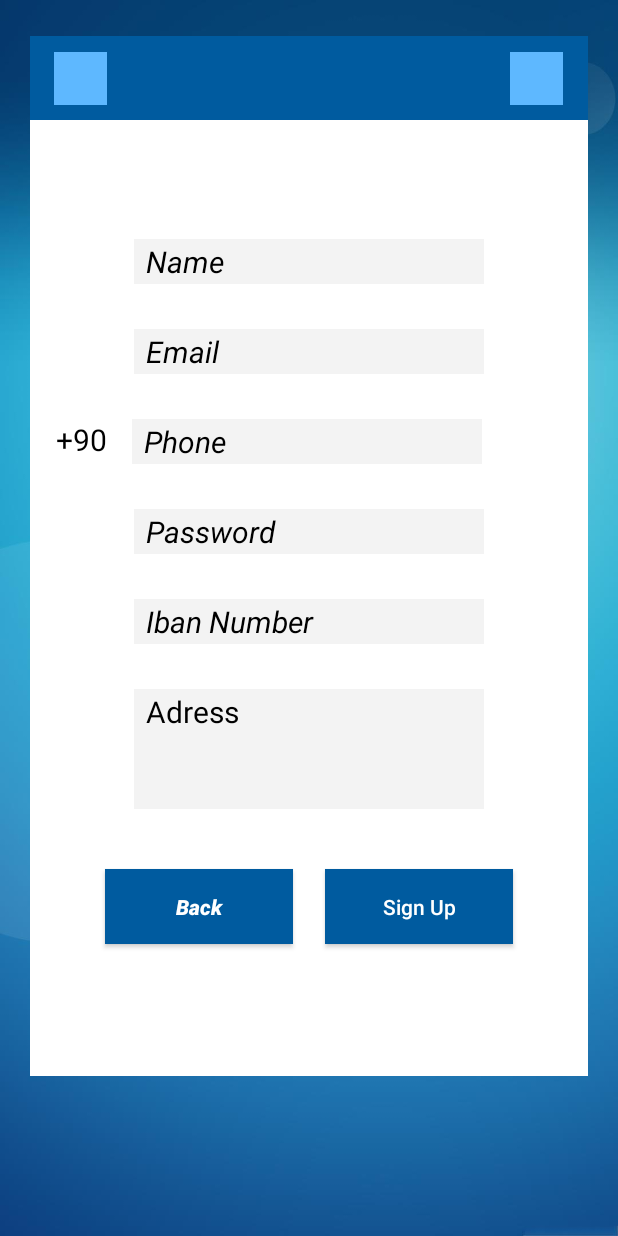
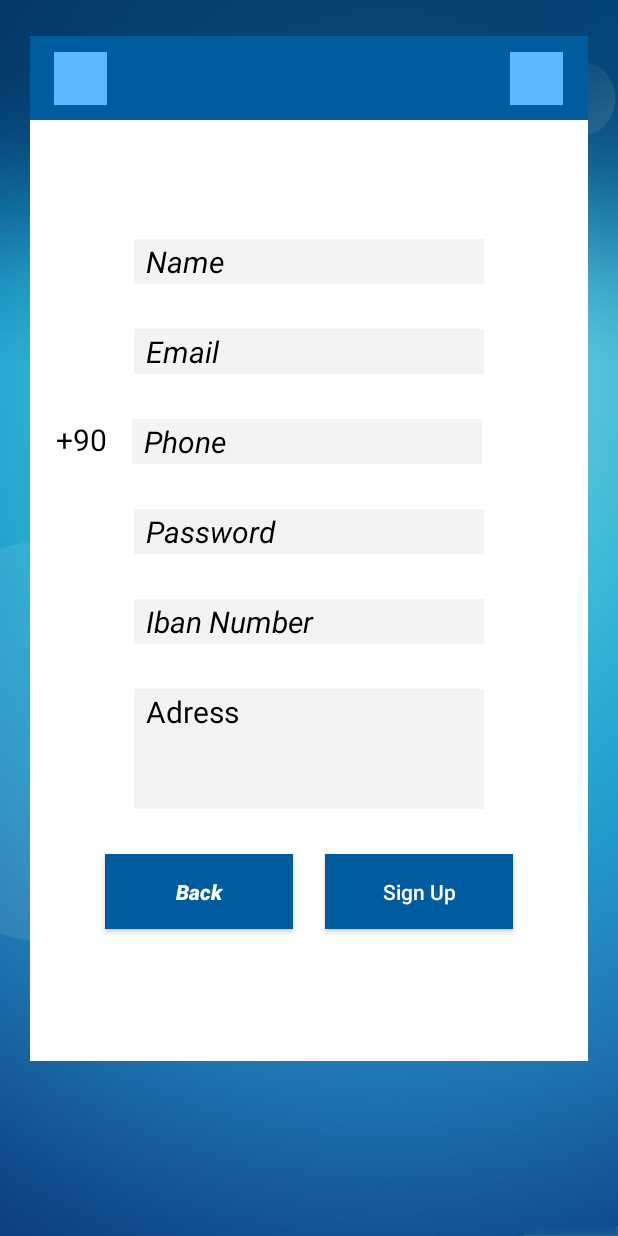
Before and after one commit to IBILL98/E_Debt_Book, an Android app: the MarketRegister screen opened directly, with no data from a screen before it, on a phone screen of 412 x 824 dp. Run offline under Robolectric (Android 15) with nearby library versions, the phone set to English and light mode, and no system bars; Roboto replaces fonts that are not available here.

Commit message:
21/12/2020

```diff
--- a/app/src/main/res/layout/activity_costumer_register.xml
+++ b/app/src/main/res/layout/activity_costumer_register.xml
@@ -86,6 +86,7 @@
                 android:paddingTop="1dp"
                 android:paddingRight="0dp"
                 android:paddingBottom="1dp"
+                android:textColor="@android:color/black"
                 android:textColorHint="@android:color/black"
                 android:textSize="20dp"
                 android:textStyle="normal|italic"
@@ -106,6 +107,7 @@
                 android:paddingTop="1dp"
                 android:paddingRight="0dp"
                 android:paddingBottom="1dp"
+                android:textColor="@android:color/black"
                 android:textColorHint="@android:color/black"
                 android:textSize="20dp"
                 android:textStyle="normal|italic"
@@ -126,6 +128,7 @@
                 android:paddingTop="1dp"
                 android:paddingRight="0dp"
                 android:paddingBottom="1dp"
+                android:textColor="@android:color/black"
                 android:textColorHint="@android:color/black"
                 android:textSize="20dp"
                 android:textStyle="normal|italic"
@@ -147,6 +150,7 @@
                 android:paddingTop="1dp"
                 android:paddingRight="0dp"
                 android:paddingBottom="1dp"
+                android:textColor="@android:color/black"
                 android:textColorHint="@android:color/black"
                 android:textSize="20dp"
                 android:textStyle="normal|italic"
@@ -167,6 +171,7 @@
                 android:paddingTop="1dp"
                 android:paddingRight="0dp"
                 android:paddingBottom="1dp"
+                android:textColor="@android:color/black"
                 android:textColorHint="@android:color/black"
                 android:textSize="20dp"
                 android:textStyle="normal|italic"
--- a/app/src/main/res/layout/activity_market_register.xml
+++ b/app/src/main/res/layout/activity_market_register.xml
@@ -22,7 +22,7 @@
             android:layout_height="wrap_content"
             android:layout_marginTop="24dp"
             android:background="@android:color/white"
-            android:paddingBottom="30dp"
+            android:paddingBottom="20dp"
             android:visibility="visible"
             app:layout_constraintEnd_toEndOf="parent"
             app:layout_constraintStart_toStartOf="parent"
@@ -75,7 +75,7 @@
                 app:layout_constraintVertical_bias="0.523" />
 
             <EditText
-                android:id="@+id/costumerRegisterName"
+                android:id="@+id/marketRegisterName"
                 android:layout_width="wrap_content"
                 android:layout_height="wrap_content"
                 android:layout_marginTop="30dp"
@@ -96,14 +96,14 @@
                 app:layout_constraintTop_toBottomOf="@+id/imageView97" />
 
             <EditText
-                android:id="@+id/costumerRegisterLastName"
+                android:id="@+id/marketRegisterEmail"
                 android:layout_width="wrap_content"
                 android:layout_height="wrap_content"
                 android:layout_marginTop="30dp"
                 android:background="#F3F3F3"
                 android:ems="10"
                 android:hint="Email"
-                android:inputType="textPersonName"
+                android:inputType="textPersonName|textEmailAddress"
                 android:paddingLeft="8dp"
                 android:paddingTop="1dp"
                 android:paddingRight="0dp"
@@ -114,17 +114,17 @@
                 android:textStyle="normal|italic"
                 app:layout_constraintEnd_toEndOf="parent"
                 app:layout_constraintStart_toStartOf="parent"
-                app:layout_constraintTop_toBottomOf="@+id/costumerRegisterName" />
+                app:layout_constraintTop_toBottomOf="@+id/marketRegisterName" />
 
             <EditText
-                android:id="@+id/costumerRegisterPassword"
+                android:id="@+id/marketRegisterPhone"
                 android:layout_width="wrap_content"
                 android:layout_height="wrap_content"
                 android:layout_marginTop="30dp"
                 android:background="#F3F3F3"
                 android:ems="10"
                 android:hint="Phone"
-                android:inputType="textPassword"
+                android:inputType="textPassword|phone"
                 android:paddingLeft="8dp"
                 android:paddingTop="1dp"
                 android:paddingRight="0dp"
@@ -136,17 +136,17 @@
                 app:layout_constraintEnd_toEndOf="parent"
                 app:layout_constraintHorizontal_bias="0.49"
                 app:layout_constraintStart_toStartOf="parent"
-                app:layout_constraintTop_toBottomOf="@+id/costumerRegisterLastName" />
+                app:layout_constraintTop_toBottomOf="@+id/marketRegisterEmail" />
 
             <EditText
-                android:id="@+id/costumerRegisterPhone"
+                android:id="@+id/marketRegisterPassword"
                 android:layout_width="wrap_content"
                 android:layout_height="wrap_content"
                 android:layout_marginTop="30dp"
                 android:background="#F3F3F3"
                 android:ems="10"
                 android:hint="Password"
-                android:inputType="phone"
+                android:inputType="textPassword|phone"
                 android:paddingLeft="8dp"
                 android:paddingTop="1dp"
                 android:paddingRight="0dp"
@@ -157,10 +157,10 @@
                 android:textStyle="normal|italic"
                 app:layout_constraintEnd_toEndOf="parent"
                 app:layout_constraintStart_toStartOf="parent"
-                app:layout_constraintTop_toBottomOf="@+id/costumerRegisterPassword" />
+                app:layout_constraintTop_toBottomOf="@+id/marketRegisterPhone" />
 
             <EditText
-                android:id="@+id/costumerRegisterEmail"
+                android:id="@+id/marketRegisterIban"
                 android:layout_width="wrap_content"
                 android:layout_height="wrap_content"
                 android:layout_marginTop="30dp"
@@ -178,28 +178,28 @@
                 android:textStyle="normal|italic"
                 app:layout_constraintEnd_toEndOf="parent"
                 app:layout_constraintStart_toStartOf="parent"
-                app:layout_constraintTop_toBottomOf="@+id/costumerRegisterPhone" />
+                app:layout_constraintTop_toBottomOf="@+id/marketRegisterPassword" />
 
             <Button
-                android:id="@+id/costumerRegisterBackButton"
+                android:id="@+id/marketRegisterBackButton"
                 android:layout_width="125dp"
                 android:layout_height="50dp"
                 android:layout_marginStart="50dp"
                 android:layout_marginLeft="50dp"
-                android:layout_marginTop="40dp"
+                android:layout_marginTop="30dp"
                 android:background="#005B9F"
                 android:text="@string/back"
                 android:textAllCaps="false"
                 android:textColor="@android:color/white"
                 android:textStyle="normal|bold|italic"
                 app:layout_constraintStart_toStartOf="parent"
-                app:layout_constraintTop_toBottomOf="@+id/editTextTextMultiLine2" />
+                app:layout_constraintTop_toBottomOf="@+id/marketRegisterAdress" />
 
             <Button
-                android:id="@+id/costumerRegisterSignUpButtom"
+                android:id="@+id/marketRegisterSignUpButtom"
                 android:layout_width="125dp"
                 android:layout_height="50dp"
-                android:layout_marginTop="40dp"
+                android:layout_marginTop="30dp"
                 android:layout_marginEnd="50dp"
                 android:layout_marginRight="50dp"
                 android:background="#005B9F"
@@ -207,10 +207,10 @@
                 android:textAllCaps="false"
                 android:textColor="@android:color/white"
                 app:layout_constraintEnd_toEndOf="parent"
-                app:layout_constraintTop_toBottomOf="@+id/editTextTextMultiLine2" />
+                app:layout_constraintTop_toBottomOf="@+id/marketRegisterAdress" />
 
             <ProgressBar
-                android:id="@+id/costumerRegisterProgressBar"
+                android:id="@+id/marketRegisterProgressBar"
                 style="?android:attr/progressBarStyle"
                 android:layout_width="wrap_content"
                 android:layout_height="wrap_content"
@@ -220,7 +220,7 @@
                 android:visibility="invisible"
                 app:layout_constraintEnd_toEndOf="parent"
                 app:layout_constraintStart_toStartOf="parent"
-                app:layout_constraintTop_toBottomOf="@+id/editTextTextMultiLine2" />
+                app:layout_constraintTop_toBottomOf="@+id/marketRegisterAdress" />
 
             <TextView
                 android:id="@+id/textView2"
@@ -231,22 +231,22 @@
                 android:textColor="@android:color/black"
                 android:textSize="20dp"
                 app:layout_constraintBottom_toBottomOf="parent"
-                app:layout_constraintEnd_toStartOf="@+id/costumerRegisterPassword"
+                app:layout_constraintEnd_toStartOf="@+id/marketRegisterPhone"
                 app:layout_constraintStart_toStartOf="parent"
-                app:layout_constraintTop_toBottomOf="@+id/costumerRegisterLastName"
+                app:layout_constraintTop_toBottomOf="@+id/marketRegisterEmail"
                 app:layout_constraintVertical_bias="0.0" />
 
             <EditText
-                android:id="@+id/editTextTextMultiLine2"
+                android:id="@+id/marketRegisterAdress"
                 android:layout_width="wrap_content"
                 android:layout_height="wrap_content"
-                android:minHeight="80dp"
                 android:layout_marginTop="30dp"
                 android:background="#F3F3F3"
                 android:ems="10"
                 android:gravity="start|top"
                 android:hint="Adress"
                 android:inputType="textMultiLine"
+                android:minHeight="80dp"
                 android:paddingLeft="8dp"
                 android:paddingTop="1dp"
                 android:paddingBottom="1dp"
@@ -255,7 +255,7 @@
                 android:textSize="20dp"
                 app:layout_constraintEnd_toEndOf="parent"
                 app:layout_constraintStart_toStartOf="parent"
-                app:layout_constraintTop_toBottomOf="@+id/costumerRegisterEmail" />
+                app:layout_constraintTop_toBottomOf="@+id/marketRegisterIban" />
 
         </androidx.constraintlayout.widget.ConstraintLayout>
 
```
Also changed, not shown: app/src/main/java/com/example/e_debt_book/MainActivity.java (+13 -4 lines), app/src/main/res/layout/activity_main.xml (+6 -4 lines).
